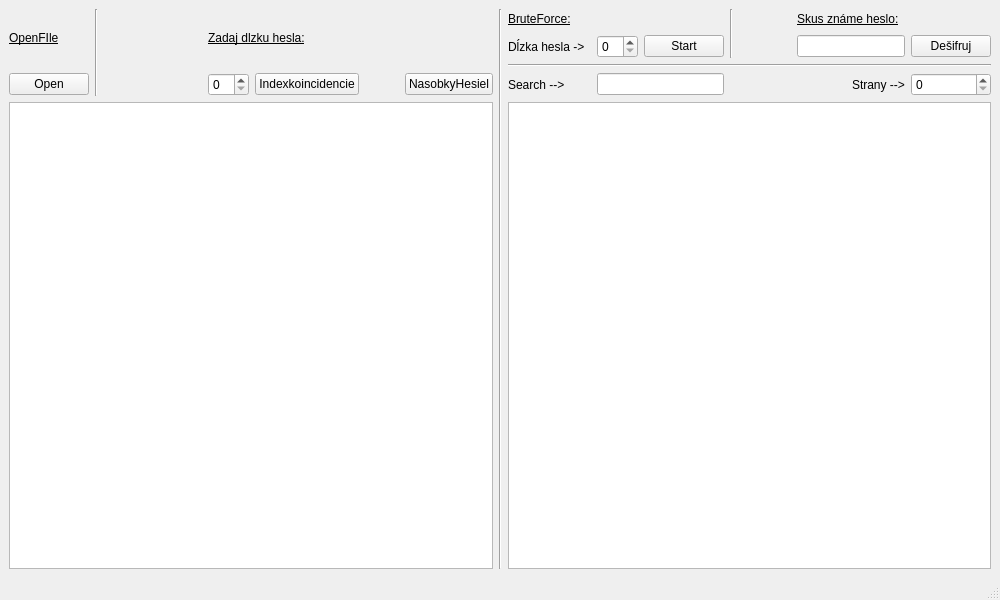
Before: the Qt Designer form cryptograf.ui in slawfik/Cryptograf, drawn with Qt 5.
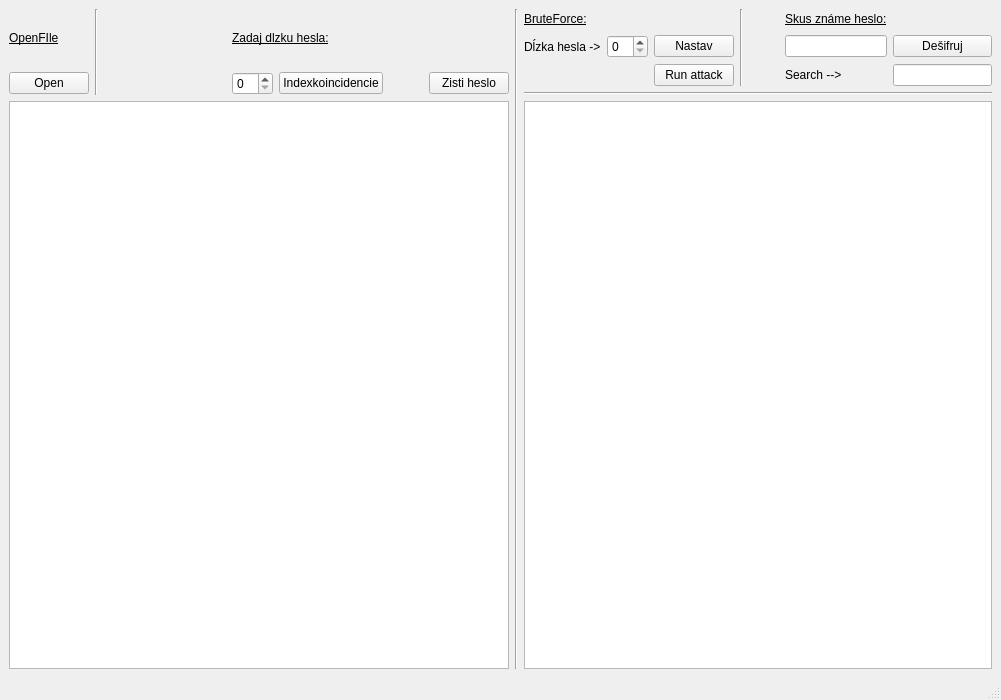
After: the same form once the commit is applied.

Diff of the .ui file:
```diff
--- a/cryptograf.ui
+++ b/cryptograf.ui
@@ -6,8 +6,8 @@
    <rect>
     <x>0</x>
     <y>0</y>
-    <width>1000</width>
-    <height>600</height>
+    <width>1001</width>
+    <height>700</height>
    </rect>
   </property>
   <property name="windowTitle">
@@ -18,38 +18,61 @@
     <item row="0" column="0">
      <layout class="QGridLayout" name="gridLayout_2">
       <item row="1" column="0">
-       <widget class="QListView" name="listView_Crypted"/>
+       <widget class="QListView" name="listView_Crypted">
+        <property name="minimumSize">
+         <size>
+          <width>500</width>
+          <height>450</height>
+         </size>
+        </property>
+       </widget>
       </item>
       <item row="0" column="2">
        <layout class="QGridLayout" name="gridLayout_3">
-        <item row="3" column="7">
-         <widget class="QSpinBox" name="spinBox_site"/>
-        </item>
-        <item row="1" column="7">
-         <widget class="QPushButton" name="button_desifruj">
-          <property name="text">
-           <string>Dešifruj</string>
+        <item row="0" column="0">
+         <widget class="QLabel" name="L_3">
+          <property name="font">
+           <font>
+            <underline>true</underline>
+           </font>
           </property>
-         </widget>
-        </item>
-        <item row="0" column="4" rowspan="2">
-         <widget class="Line" name="line">
-          <property name="orientation">
-           <enum>Qt::Vertical</enum>
+          <property name="text">
+           <string>BruteForce:</string>
           </property>
          </widget>
         </item>
         <item row="1" column="2">
-         <widget class="QSpinBox" name="spinBox_passwdLen"/>
+         <widget class="QPushButton" name="button_startAttack">
+          <property name="text">
+           <string>Nastav</string>
+          </property>
+         </widget>
         </item>
-        <item row="3" column="2" colspan="2">
-         <widget class="QLineEdit" name="lineEdit_search">
+        <item row="3" column="0" colspan="7">
+         <widget class="Line" name="line_4">
+          <property name="orientation">
+           <enum>Qt::Horizontal</enum>
+          </property>
+         </widget>
+        </item>
+        <item row="2" column="5">
+         <widget class="QLabel" name="l_6">
           <property name="text">
-           <string/>
+           <string>Search --&gt;</string>
           </property>
          </widget>
         </item>
-        <item row="0" column="5">
+        <item row="1" column="5">
+         <widget class="QLineEdit" name="lineEdit_znameHeslo"/>
+        </item>
+        <item row="1" column="0">
+         <widget class="QLabel" name="l_2">
+          <property name="text">
+           <string>Dĺzka hesla -&gt;</string>
+          </property>
+         </widget>
+        </item>
+        <item row="0" column="4">
          <spacer name="horizontalSpacer_3">
           <property name="orientation">
            <enum>Qt::Horizontal</enum>
@@ -62,7 +85,7 @@
           </property>
          </spacer>
         </item>
-        <item row="0" column="6">
+        <item row="0" column="5">
          <widget class="QLabel" name="l_4">
           <property name="font">
            <font>
@@ -74,72 +97,36 @@
           </property>
          </widget>
         </item>
-        <item row="1" column="0">
-         <widget class="QLabel" name="l_2">
+        <item row="2" column="6">
+         <widget class="QLineEdit" name="lineEdit_search">
           <property name="text">
-           <string>Dĺzka hesla -&gt;</string>
+           <string/>
           </property>
          </widget>
         </item>
-        <item row="3" column="0">
-         <widget class="QLabel" name="l_6">
-          <property name="text">
-           <string>Search --&gt;</string>
-          </property>
-         </widget>
-        </item>
-        <item row="0" column="0">
-         <widget class="QLabel" name="L_3">
-          <property name="font">
-           <font>
-            <underline>true</underline>
-           </font>
-          </property>
-          <property name="text">
-           <string>BruteForce:</string>
-          </property>
-         </widget>
-        </item>
-        <item row="1" column="3">
-         <widget class="QPushButton" name="button_startAttack">
-          <property name="text">
-           <string>Start</string>
-          </property>
-         </widget>
+        <item row="1" column="1">
+         <widget class="QSpinBox" name="spinBox_passwdLen"/>
         </item>
         <item row="1" column="6">
-         <widget class="QLineEdit" name="lineEdit_znameHeslo"/>
+         <widget class="QPushButton" name="button_desifruj">
+          <property name="text">
+           <string>Dešifruj</string>
+          </property>
+         </widget>
         </item>
-        <item row="2" column="0" colspan="8">
-         <widget class="Line" name="line_4">
+        <item row="0" column="3" rowspan="3">
+         <widget class="Line" name="line">
           <property name="orientation">
-           <enum>Qt::Horizontal</enum>
+           <enum>Qt::Vertical</enum>
           </property>
          </widget>
         </item>
-        <item row="3" column="6">
-         <layout class="QHBoxLayout" name="horizontalLayout_2">
-          <item>
-           <spacer name="horizontalSpacer">
-            <property name="orientation">
-             <enum>Qt::Horizontal</enum>
-            </property>
-            <property name="sizeHint" stdset="0">
-             <size>
-              <width>40</width>
-              <height>20</height>
-             </size>
-            </property>
-           </spacer>
-          </item>
-          <item>
-           <widget class="QLabel" name="label_2">
-            <property name="text">
-             <string>Strany --&gt;</string>
-            </property>
-           </widget>
-          </item>
-         </layout>
+        <item row="2" column="2">
+         <widget class="QPushButton" name="pushButton_2">
+          <property name="text">
+           <string>Run attack</string>
+          </property>
+         </widget>
         </item>
        </layout>
       </item>
@@ -155,13 +142,6 @@
       </item>
       <item row="0" column="0">
        <layout class="QGridLayout" name="gridLayout">
-        <item row="1" column="0">
-         <widget class="QPushButton" name="button_openCryptFile">
-          <property name="text">
-           <string>Open</string>
-          </property>
-         </widget>
-        </item>
         <item row="0" column="0">
          <widget class="QLabel" name="l_1">
           <property name="font">
@@ -174,19 +154,7 @@
           </property>
          </widget>
         </item>
-        <item row="0" column="3" colspan="3">
-         <widget class="QLabel" name="label">
-          <property name="font">
-           <font>
-            <underline>true</underline>
-           </font>
-          </property>
-          <property name="text">
-           <string>Zadaj dlzku hesla:</string>
-          </property>
-         </widget>
-        </item>
-        <item row="1" column="3" colspan="3">
+        <item row="1" column="4" colspan="3">
          <layout class="QHBoxLayout" name="horizontalLayout">
           <item>
            <widget class="QSpinBox" name="spinBox_pasLenCrypted"/>
@@ -211,32 +179,8 @@
             </property>
            </spacer>
           </item>
-          <item>
-           <layout class="QHBoxLayout" name="horizontalLayout_3">
-            <item>
-             <widget class="QPushButton" name="button_textORnasobky">
-              <property name="text">
-               <string>NasobkyHesiel</string>
-              </property>
-             </widget>
-            </item>
-           </layout>
-          </item>
          </layout>
         </item>
-        <item row="0" column="2">
-         <spacer name="horizontalSpacer_4">
-          <property name="orientation">
-           <enum>Qt::Horizontal</enum>
-          </property>
-          <property name="sizeHint" stdset="0">
-           <size>
-            <width>40</width>
-            <height>20</height>
-           </size>
-          </property>
-         </spacer>
-        </item>
         <item row="0" column="1" rowspan="2">
          <widget class="Line" name="line_3">
           <property name="orientation">
@@ -244,6 +188,45 @@
           </property>
          </widget>
         </item>
+        <item row="0" column="4" colspan="3">
+         <widget class="QLabel" name="label">
+          <property name="font">
+           <font>
+            <underline>true</underline>
+           </font>
+          </property>
+          <property name="text">
+           <string>Zadaj dlzku hesla:</string>
+          </property>
+         </widget>
+        </item>
+        <item row="0" column="2">
+         <spacer name="horizontalSpacer_4">
+          <property name="orientation">
+           <enum>Qt::Horizontal</enum>
+          </property>
+          <property name="sizeHint" stdset="0">
+           <size>
+            <width>40</width>
+            <height>20</height>
+           </size>
+          </property>
+         </spacer>
+        </item>
+        <item row="1" column="0">
+         <widget class="QPushButton" name="button_openCryptFile">
+          <property name="text">
+           <string>Open</string>
+          </property>
+         </widget>
+        </item>
+        <item row="1" column="7">
+         <widget class="QPushButton" name="btn_zistiHeslo">
+          <property name="text">
+           <string>Zisti heslo</string>
+          </property>
+         </widget>
+        </item>
        </layout>
       </item>
      </layout>
```
